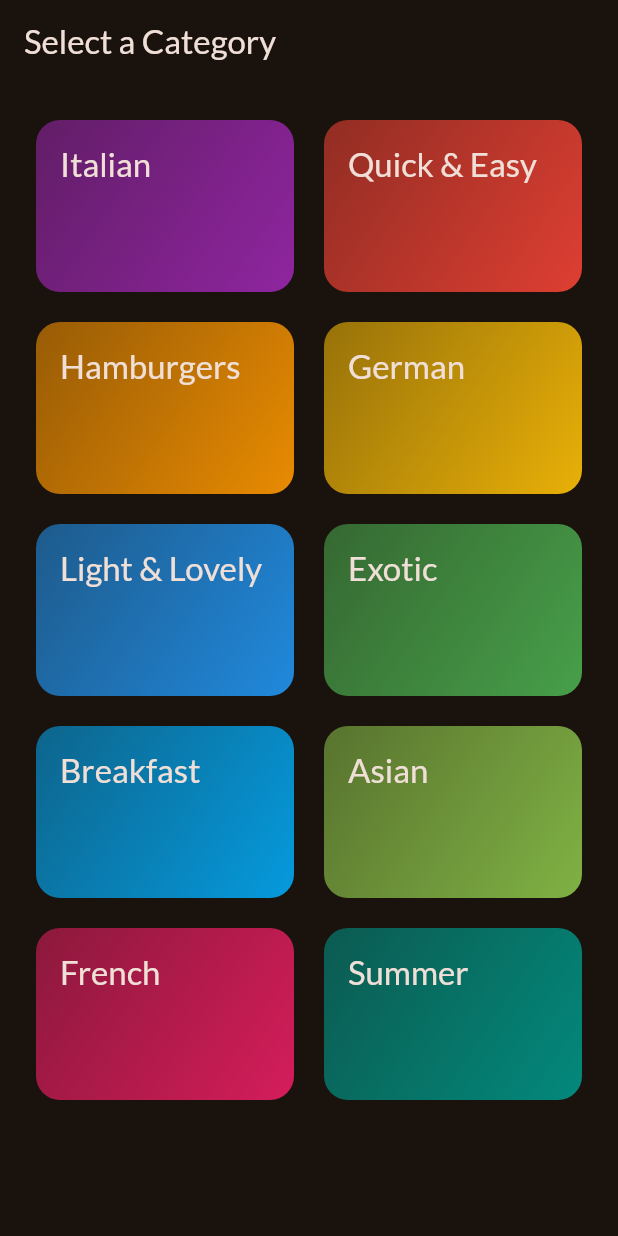
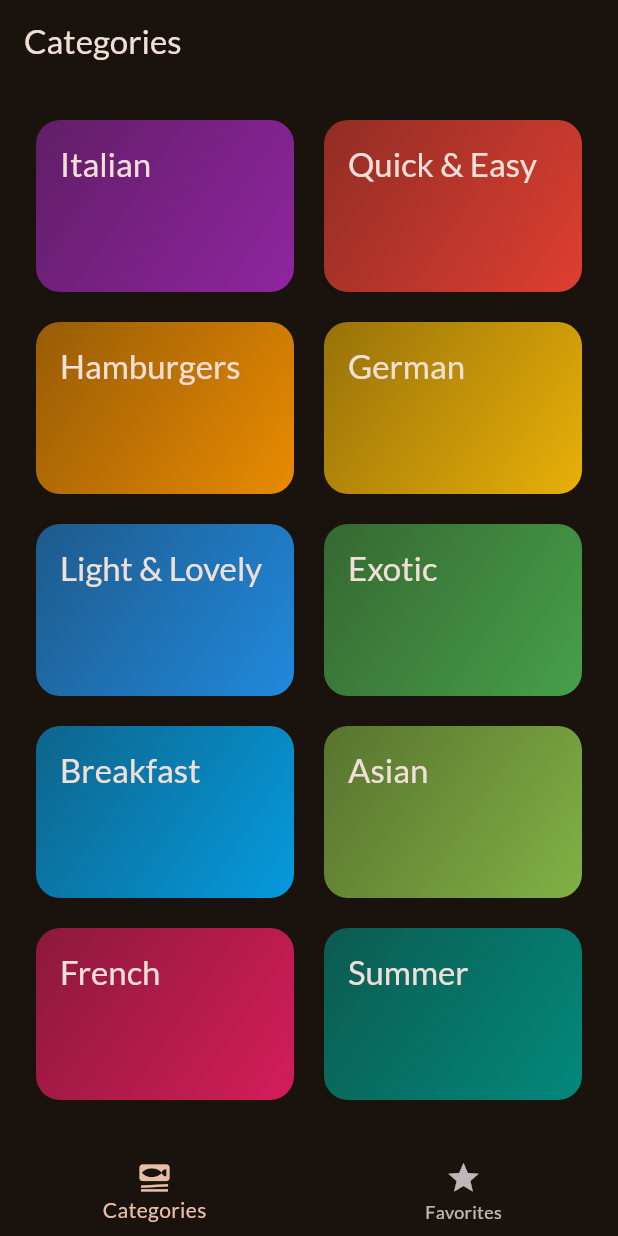
Before and after one commit to jarbunn/meals, a Flutter app: the screen it shows after launch, on a phone screen of 412 x 824 dp. Run offline on Flutter 3.47's test engine with Material 3 defaults, Android fonts, the phone set to English and light mode, and no system bars; our stand-ins replace google_fonts, transparent_image.

Commit message:
Added tab bar

```diff
--- a/lib/main.dart
+++ b/lib/main.dart
@@ -1,6 +1,6 @@
 import 'package:flutter/material.dart';
 import 'package:google_fonts/google_fonts.dart';
-import 'package:meals/screens/categories.dart';
+import 'package:meals/screens/tabs.dart';
 
 final theme = ThemeData(
   useMaterial3: true,
@@ -22,7 +22,7 @@ class App extends StatelessWidget {
   Widget build(BuildContext context) {
     return MaterialApp(
       theme: theme,
-      home: const CategoriesScreen(),
+      home: const TabsScreen(),
     );
   }
 }
--- a/lib/screens/categories.dart
+++ b/lib/screens/categories.dart
@@ -23,11 +23,7 @@ class CategoriesScreen extends StatelessWidget {
 
   @override
   Widget build(BuildContext context) {
-    return Scaffold(
-      appBar: AppBar(
-        title: const Text("Select a Category"),
-      ),
-      body: GridView(
+    return GridView(
         padding: const EdgeInsets.all(24),
         gridDelegate: const SliverGridDelegateWithFixedCrossAxisCount(
             crossAxisCount: 2,
@@ -43,7 +39,6 @@ class CategoriesScreen extends StatelessWidget {
               },
             ),
         ],
-      ),
     );
   }
 }
--- a/lib/screens/meals.dart
+++ b/lib/screens/meals.dart
@@ -4,9 +4,9 @@ import 'package:meals/screens/meal_details.dart';
 import 'package:meals/widgets/meal_item.dart';
 
 class MealsScreen extends StatelessWidget {
-  const MealsScreen({super.key, required this.title, required this.meals});
+  const MealsScreen({super.key, this.title, required this.meals});
 
-  final String title;
+  final String? title;
   final List<Meal> meals;
 
   void selectMeal(BuildContext context, Meal meal) {
@@ -47,9 +47,13 @@ class MealsScreen extends StatelessWidget {
       );
     }
 
+    if (title == null) {
+      return content;
+    }
+
     return Scaffold(
         appBar: AppBar(
-          title: Text(title),
+          title: Text(title!),
         ),
         body: content);
   }
--- /dev/null
+++ b/lib/screens/tabs.dart
@@ -0,0 +1,52 @@
+import 'package:flutter/material.dart';
+import 'package:meals/screens/categories.dart';
+import 'package:meals/screens/meals.dart';
+
+class TabsScreen extends StatefulWidget {
+  const TabsScreen({super.key});
+
+  @override
+  State<TabsScreen> createState() {
+    return _TabsScreenState();
+  }
+}
+
+class _TabsScreenState extends State<TabsScreen> {
+  int _selectedPageIndex = 0;
+
+  void _selectPage(int index) {
+    setState(() {
+      _selectedPageIndex = index;
+    });
+  }
+
+  Widget build(BuildContext context) {
+    Widget activePage = const CategoriesScreen();
+    var activePageTitle = 'Categories';
+    if (_selectedPageIndex == 1) {
+      activePage = MealsScreen(meals: []);
+      activePageTitle = 'Your Favorites';
+    }
+
+    return Scaffold(
+      appBar: AppBar(
+        title: Text(activePageTitle),
+      ),
+      body: activePage,
+      bottomNavigationBar: (BottomNavigationBar(
+        onTap: _selectPage,
+        currentIndex: _selectedPageIndex,
+        items: [
+          BottomNavigationBarItem(
+            icon: Icon(Icons.set_meal),
+            label: 'Categories',
+          ),
+          BottomNavigationBarItem(
+            icon: Icon(Icons.star),
+            label: 'Favorites',
+          ),
+        ],
+      )),
+    );
+  }
+}
```
